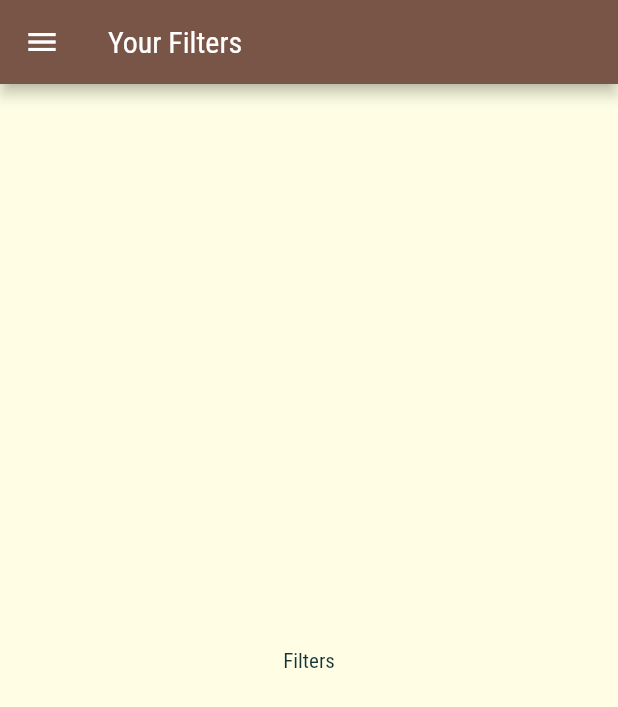
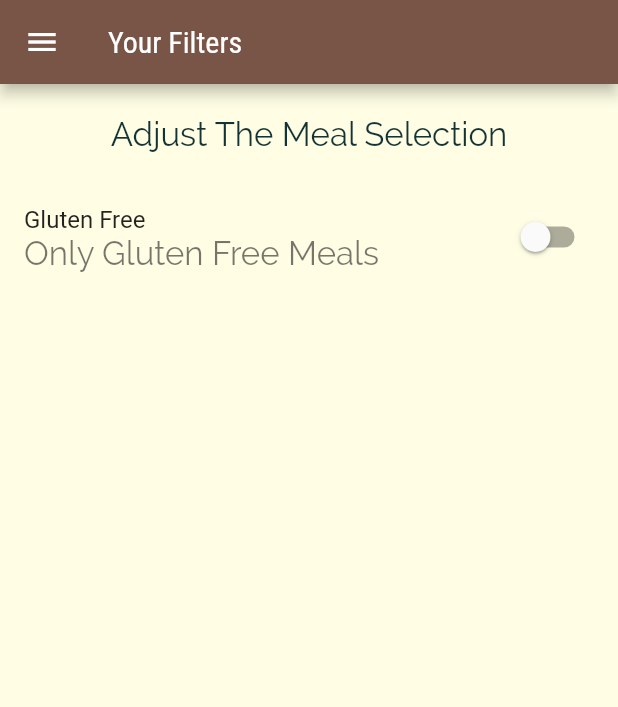
Before and after one commit to cosmasnyairo/meals_app, a Flutter app: the FilterScreen screen opened by its route, on a phone screen of 412 x 824 dp. Shown: the top 707 px of the screen. Run offline on Flutter 3.47's test engine with Material 2 defaults, Android fonts, the phone set to English and light mode, and no system bars.

Commit message:
Added Meal Filters

```diff
--- a/lib/main.dart
+++ b/lib/main.dart
@@ -21,6 +21,8 @@ class MyApp extends StatelessWidget {
         textTheme: ThemeData.light().textTheme.copyWith(
             body1: TextStyle(
               color: Color.fromRGBO(20, 51, 51, 1),
+              fontSize: 22,
+              fontFamily: 'Raleway',
             ),
             body2: TextStyle(
               color: Color.fromRGBO(20, 51, 51, 1),
--- a/lib/screens/filters_screen.dart
+++ b/lib/screens/filters_screen.dart
@@ -1,7 +1,17 @@
 import 'package:flutter/material.dart';
 import '../widgets/drawer.dart';
 
-class FilterScreen extends StatelessWidget {
+class FilterScreen extends StatefulWidget {
+  @override
+  _FilterScreenState createState() => _FilterScreenState();
+}
+
+class _FilterScreenState extends State<FilterScreen> {
+  var _GlutenFree = false;
+  var _Vegan = true;
+  var _Vegetarian = true;
+  var _LactoseFree = false;
+
   @override
   Widget build(BuildContext context) {
     return Scaffold(
@@ -13,10 +23,32 @@ class FilterScreen extends StatelessWidget {
         child: MainDrawer(),
         elevation: 1,
       ),
-      body: Center(
-        child: Text('Filters'),
+      body: Column(
+        children: <Widget>[
+          Container(
+            alignment: Alignment.center,
+            padding: EdgeInsets.all(20),
+            child: Text('Adjust The Meal Selection',
+            style: Theme.of(context).textTheme.body1),
+          ),
+          Expanded(
+            child: ListView(
+              children: <Widget>[
+                SwitchListTile(
+                  title: Text('Gluten Free'),
+                  value: _GlutenFree,
+                  subtitle: Text('Only Gluten Free Meals'),
+                  onChanged: (newvalue){
+                    setState(() {
+                      _GlutenFree=newvalue;
+                    });
+                  },
+                )
+              ],
+            ),
+          )
+        ],
       ),
-
     );
   }
 }
```
Also changed, not shown: lib/screens/category_meals_screen.dart (+34 -10 lines), lib/screens/meal_details_screen.dart (+10 -2 lines), lib/widgets/meal_item.dart (+15 -6 lines).
